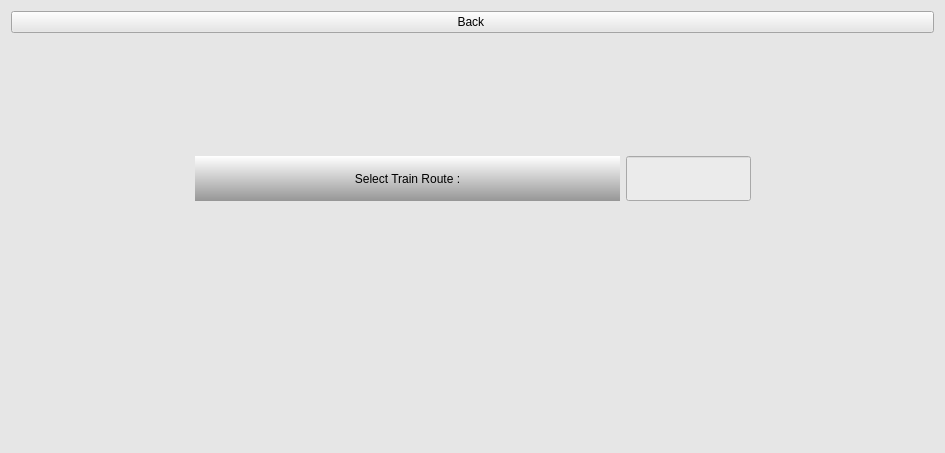
Before: the Qt Designer form route_selection.ui in gurpartap007/qtmop, drawn with Qt 5.
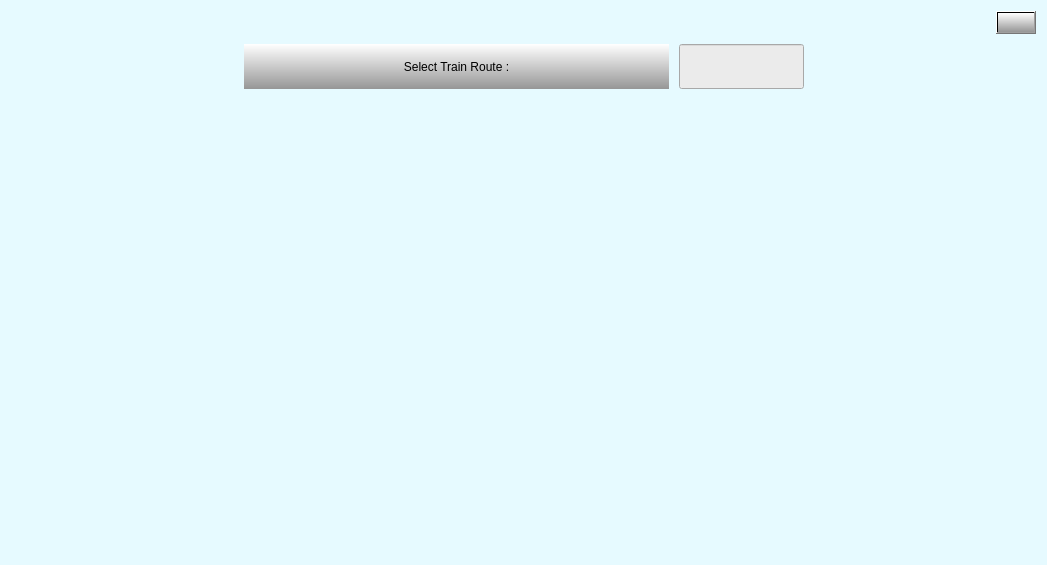
After: the same form once the commit is applied. The open tabs and pages were chosen to show the change. Icons and pictures are not drawn.

Commit message: added top level window without title bar in  route selection option.changed logics of route selection

What changed in the file:
```diff
--- a/route_selection.ui
+++ b/route_selection.ui
@@ -6,36 +6,70 @@
    <rect>
     <x>0</x>
     <y>0</y>
-    <width>945</width>
-    <height>453</height>
+    <width>1047</width>
+    <height>565</height>
    </rect>
   </property>
   <property name="windowTitle">
    <string>Form</string>
   </property>
   <property name="styleSheet">
-   <string notr="true">background-color: rgb(230, 230, 230);</string>
+   <string notr="true">background-color: rgb(230, 250, 255);</string>
   </property>
+  <layout class="QHBoxLayout" name="horizontalLayout_2">
+   <item>
   <layout class="QVBoxLayout" name="verticalLayout">
+     <property name="spacing">
+      <number>10</number>
+     </property>
+     <item>
+      <layout class="QHBoxLayout" name="horizontalLayout">
+       <item>
+        <spacer name="horizontalSpacer_3">
+         <property name="orientation">
+          <enum>Qt::Horizontal</enum>
+         </property>
+         <property name="sizeHint" stdset="0">
+          <size>
+           <width>40</width>
+           <height>20</height>
+          </size>
+         </property>
+        </spacer>
+       </item>
    <item>
     <widget class="QPushButton" name="pushButton">
+         <property name="sizePolicy">
+          <sizepolicy hsizetype="Maximum" vsizetype="Minimum">
+           <horstretch>0</horstretch>
+           <verstretch>0</verstretch>
+          </sizepolicy>
+         </property>
+         <property name="maximumSize">
+          <size>
+           <width>16777215</width>
+           <height>100</height>
+          </size>
+         </property>
+         <property name="styleSheet">
+          <string notr="true">background-color: qlineargradient(spread:pad, x1:1, y1:1, x2:1, y2:0, stop:0 rgba(150, 150, 150, 255), stop:1 rgba(255, 255, 255, 255));</string>
+         </property>
      <property name="text">
-      <string>Back </string>
+          <string/>
+         </property>
+         <property name="icon">
+          <iconset>
+           <normaloff>../../Pictures/images/backbutton.png</normaloff>../../Pictures/images/backbutton.png</iconset>
+         </property>
+         <property name="iconSize">
+          <size>
+           <width>100</width>
+           <height>100</height>
+          </size>
      </property>
     </widget>
    </item>
-   <item>
-    <spacer name="verticalSpacer">
-     <property name="orientation">
-      <enum>Qt::Vertical</enum>
-     </property>
-     <property name="sizeHint" stdset="0">
-      <size>
-       <width>20</width>
-       <height>40</height>
-      </size>
-     </property>
-    </spacer>
+      </layout>
    </item>
    <item>
     <layout class="QHBoxLayout" name="route_selection_layout">
@@ -47,6 +81,9 @@
        <property name="orientation">
         <enum>Qt::Horizontal</enum>
        </property>
+         <property name="sizeType">
+          <enum>QSizePolicy::MinimumExpanding</enum>
+         </property>
        <property name="sizeHint" stdset="0">
         <size>
          <width>40</width>
@@ -130,24 +167,6 @@
     </layout>
    </item>
    <item>
-    <spacer name="verticalSpacer_2">
-     <property name="orientation">
-      <enum>Qt::Vertical</enum>
-     </property>
-     <property name="sizeHint" stdset="0">
-      <size>
-       <width>20</width>
-       <height>30</height>
-      </size>
-     </property>
-    </spacer>
-   </item>
-   <item>
-    <layout class="QHBoxLayout" name="keyboard_layout">
-     <property name="sizeConstraint">
-      <enum>QLayout::SetFixedSize</enum>
-     </property>
-     <item>
       <widget class="QStackedWidget" name="stackedWidget">
        <property name="sizePolicy">
         <sizepolicy hsizetype="MinimumExpanding" vsizetype="MinimumExpanding">
```
Left out of the diff: 3 changed lines with no effect on the pictures. Lines whose indentation alone changed are shown as unchanged. The commit also changes 6 other files.
